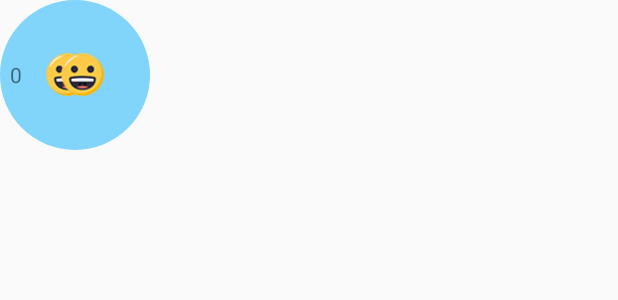
After one commit to nuclear-stars/8bis, an Android app: the layout rating_circle.xml on its own in the app's theme, with its tools: preview values and no code run, on a phone screen of 412 x 824 dp. The commit adds this screen. Shown: the top 300 px of the screen. Run offline under Robolectric (Android 15) with nearby library versions, the phone set to English and light mode, and no system bars.

Commit message:
Android leftovers

```diff
--- a/android/8bis/app/build.gradle
+++ b/android/8bis/app/build.gradle
@@ -27,5 +27,7 @@ dependencies {
     compile 'com.android.support:appcompat-v7:22.2.0'
     compile 'com.android.support.constraint:constraint-layout:1.0.2'
     compile 'com.android.support:design:22.2.0'
+    compile 'com.github.blackfizz:eazegraph:1.2.2@aar'
+    compile 'com.nineoldandroids:library:2.4.0'
     testCompile 'junit:junit:4.12'
 }
--- a/android/8bis/app/src/main/java/a8bis/a8bis/MainActivity.java
+++ b/android/8bis/app/src/main/java/a8bis/a8bis/MainActivity.java
@@ -24,7 +24,8 @@ public class MainActivity extends AppCompatActivity {
     }
 
     private void moveToRestaurants(String username) {
-        Intent k = new Intent(this, RestaurantsActivity.class);
+        //Intent k = new Intent(this, RestaurantsActivity.class);
+        Intent k = new Intent(this, SingleRestaurantActivity.class);
         k.putExtra(getString(R.string.username_setting), username);
         startActivity(k);
         finish();
--- a/android/8bis/app/src/main/java/a8bis/a8bis/SingleRestaurantActivity.java
+++ b/android/8bis/app/src/main/java/a8bis/a8bis/SingleRestaurantActivity.java
@@ -6,6 +6,8 @@ import android.support.v4.widget.DrawerLayout;
 import android.support.v7.app.ActionBarDrawerToggle;
 import android.support.v7.app.AppCompatActivity;
 import android.support.v7.widget.Toolbar;
+
+import org.eazegraph.lib.charts.VerticalBarChart;
 
 public class SingleRestaurantActivity extends AppCompatActivity {
     @Override
@@ -20,6 +22,9 @@ public class SingleRestaurantActivity extends AppCompatActivity {
                 this, drawer, toolbar, R.string.navigation_drawer_open, R.string.navigation_drawer_close);
         drawer.setDrawerListener(toggle);
         toggle.syncState();
+
+        VerticalBarChart barChart = (VerticalBarChart) findViewById(R.id.rating_bar_chart);
+        barChart.addBar(new )
     }
 
     @Override
--- /dev/null
+++ b/android/8bis/app/src/main/res/layout/rating_circle.xml
@@ -0,0 +1,52 @@
+<?xml version="1.0" encoding="utf-8"?>
+<android.support.constraint.ConstraintLayout
+xmlns:android="http://schemas.android.com/apk/res/android"
+xmlns:app="http://schemas.android.com/apk/res-auto"
+    xmlns:tools="http://schemas.android.com/tools"
+    android:layout_width="100dp"
+android:layout_height="100dp"
+android:background="@drawable/circle"
+android:orientation="horizontal"
+app:layout_constraintLeft_toLeftOf="parent"
+app:layout_constraintRight_toRightOf="parent">
+
+    <TextView
+    android:id="@+id/textView2"
+    android:layout_width="20dp"
+    android:layout_height="84dp"
+    android:gravity="center"
+    android:paddingRight="5dp"
+    android:text="0"
+    android:textAlignment="textEnd"
+        app:layout_constraintTop_toTopOf="parent"
+        app:layout_constraintBottom_toBottomOf="parent"
+        app:layout_constraintLeft_toRightOf="@+id/linearLayout"
+        android:layout_marginLeft="5dp" />
+
+    <LinearLayout
+        android:layout_width="wrap_content"
+        android:layout_height="100dp"
+        android:gravity="center_horizontal|center"
+        app:layout_constraintBottom_toBottomOf="parent"
+        app:layout_constraintLeft_toLeftOf="parent"
+        app:layout_constraintRight_toRightOf="parent"
+        app:layout_constraintTop_toTopOf="parent"
+        android:id="@+id/smileyLinearLayout"
+        app:layout_constraintVertical_bias="0.0">
+
+        <ImageView
+            android:id="@+id/imageView2"
+            android:layout_width="30dp"
+            android:layout_height="30dp"
+            android:src="@drawable/smile" />
+
+        <ImageView
+            android:id="@+id/imageView3"
+            android:layout_width="30dp"
+            android:layout_height="30dp"
+            android:layout_marginLeft="-20dp"
+            android:layout_weight="1"
+            android:src="@drawable/smile" />
+    </LinearLayout>
+
+</android.support.constraint.ConstraintLayout>
```
Also changed, not shown: android/8bis/app/src/main/res/layout/content_single_restaurant.xml (+22 -0 lines), android/8bis/app/src/main/res/drawable/smile.png (added).
